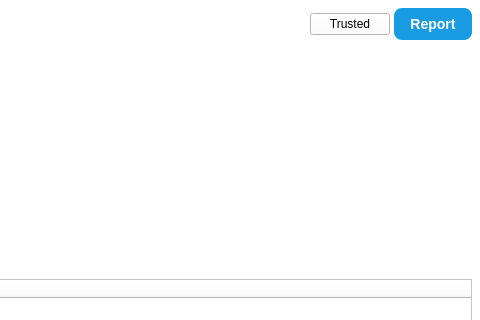
Old version of the form pages/analyze/analyze.ui in the repository nguyenduchuy-22NS024/wifi-security-analyzer; both pictures show x 536 to 1016 and y 0 to 320 of the 1016 by 720 pixel window.
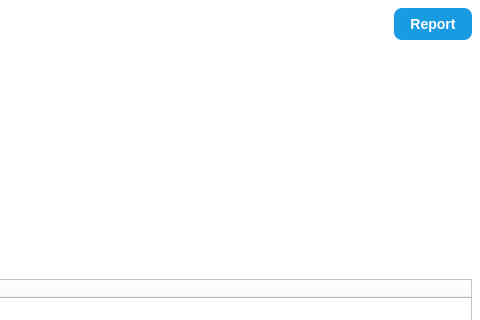
New version of the form. Icons and pictures are not drawn.

Commit message: Update ScanPage: double click to analyze

What changed in the file:
```diff
--- a/pages/analyze/analyze.ui
+++ b/pages/analyze/analyze.ui
@@ -137,13 +137,6 @@
            </property>
           </spacer>
          </item>
-         <item>
-          <widget class="QPushButton" name="btnTrusted">
-           <property name="text">
-            <string>Trusted</string>
-           </property>
-          </widget>
-         </item>
          <item>
           <widget class="QPushButton" name="btnReport">
            <property name="cursor">
```
The commit also changes 6 other files.
